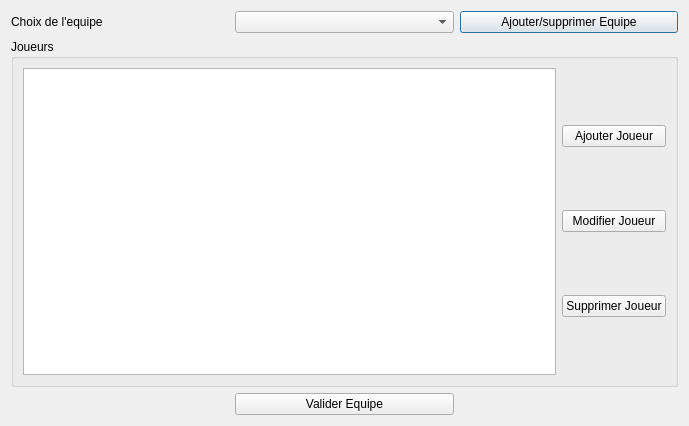
flagage/volleyclubstats, file ui/fenetreequipe.ui: the form before one commit.
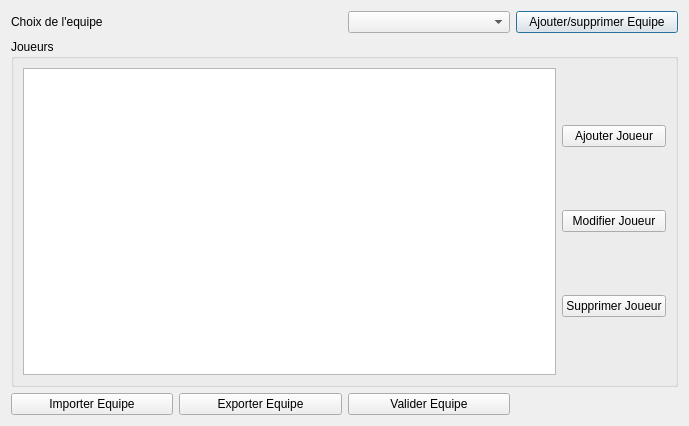
The form after the commit.

Diff of the .ui file:
```diff
--- a/ui/fenetreequipe.ui
+++ b/ui/fenetreequipe.ui
@@ -21,17 +21,17 @@
      </property>
     </widget>
    </item>
-   <item row="0" column="1">
-    <widget class="QComboBox" name="SuppresionBox"/>
-   </item>
    <item row="0" column="2">
+    <widget class="QComboBox" name="SuppresionBox"/>
+   </item>
+   <item row="0" column="3">
     <widget class="QPushButton" name="ButtonEquipe">
      <property name="text">
       <string>Ajouter/supprimer Equipe</string>
      </property>
     </widget>
    </item>
-   <item row="1" column="0" colspan="3">
+   <item row="1" column="0" colspan="4">
     <widget class="QGroupBox" name="groupBox">
      <property name="title">
       <string>Joueurs </string>
@@ -78,13 +78,27 @@
      </layout>
     </widget>
    </item>
-   <item row="2" column="1">
+   <item row="2" column="2">
     <widget class="QPushButton" name="ButtonAnnuler">
      <property name="text">
       <string>Valider Equipe</string>
      </property>
     </widget>
    </item>
+   <item row="2" column="0">
+    <widget class="QPushButton" name="pushButton_Import">
+     <property name="text">
+      <string>Importer Equipe</string>
+     </property>
+    </widget>
+   </item>
+   <item row="2" column="1">
+    <widget class="QPushButton" name="pushButton_Export">
+     <property name="text">
+      <string>Exporter Equipe</string>
+     </property>
+    </widget>
+   </item>
   </layout>
  </widget>
  <resources/>
```
